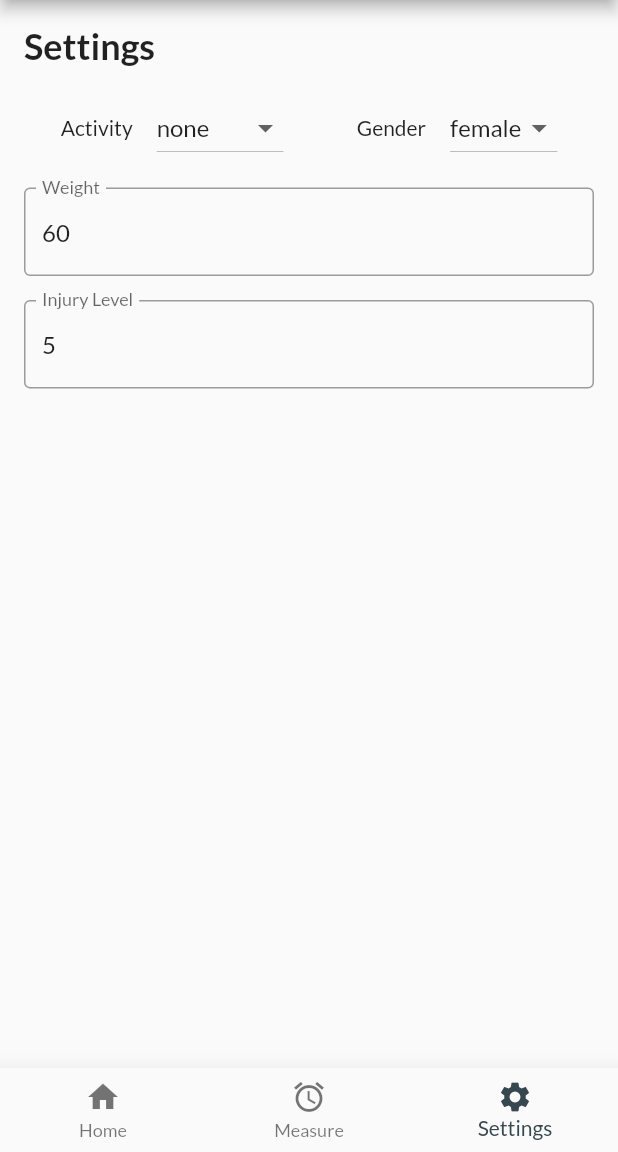
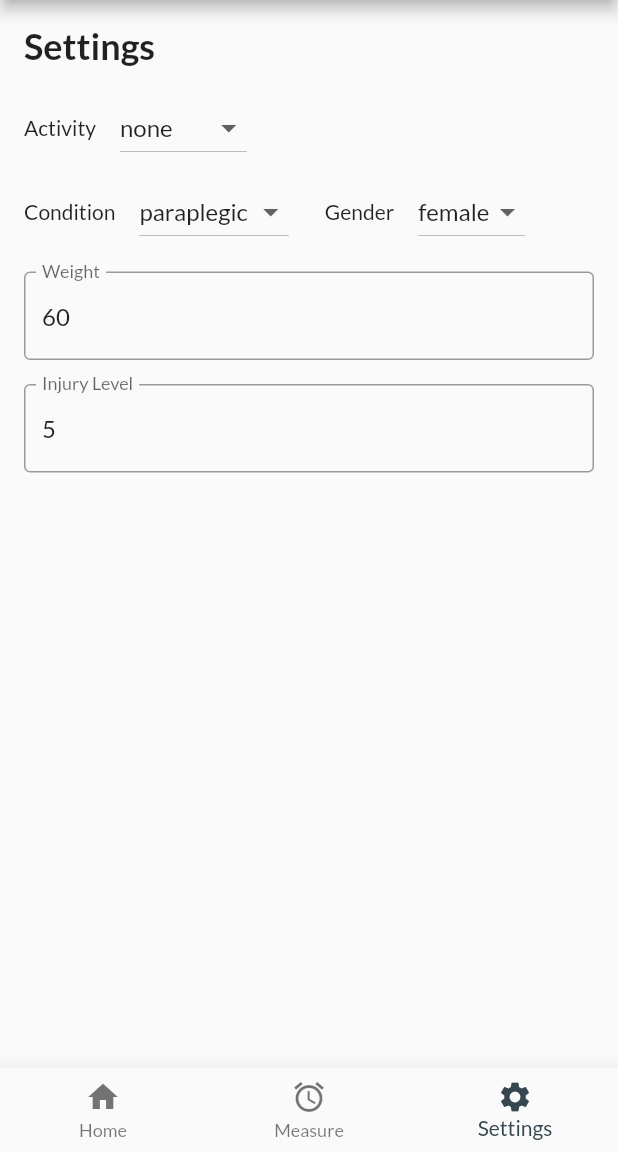
Before and after one commit to hci-gu/sci-project, a Flutter app: the HomeScreen screen opened by its route, item 3 of the bottom bar chosen, on a phone screen of 412 x 824 dp, the part 84-1236 px from its top. Run offline on Flutter 3.47's test engine with Material 2 defaults, Android fonts, the phone set to English and light mode, and no system bars; our stand-ins replace dio, fl_chart, flutter_hooks, go_router, shared_preferences, timezone; accounts and stored records are empty; network calls fail.

Commit message:
update measure screen, show accel while recording

```diff
--- a/app/lib/models/activity.dart
+++ b/app/lib/models/activity.dart
@@ -25,7 +25,7 @@ class ActivityModel extends ChangeNotifier {
       _heartRates.isEmpty ? null : _heartRates.last.time;
 
   Future getHeartRates() async {
-    _heartRates = await Api().getData(from, to, 'hr');
+    _heartRates = await Api().getHeartRate(from, to);
     notifyListeners();
   }
 
--- a/app/lib/models/energy.dart
+++ b/app/lib/models/energy.dart
@@ -22,7 +22,7 @@ class EnergyParams {
 
   EnergyParams({
     this.activity = Activity.none,
-    this.condition = Condition.tetraplegic,
+    this.condition = Condition.paraplegic,
     this.gender = Gender.female,
     this.weight = 60,
     this.watt = 10,
@@ -55,10 +55,11 @@ class EnergyParams {
 class EnergyModel extends ChangeNotifier {
   List<Energy> _energy = [];
   List<Energy> get energy => _energy;
+  List<Accel> _accel = [];
+  List<Accel> get accel => _accel;
   final duration = const Duration(minutes: 1);
 
-  EnergyParams _params = EnergyParams();
-
+  final EnergyParams _params = EnergyParams();
   DateTime _from = DateTime.now();
   DateTime _to = DateTime.now();
 
@@ -84,6 +85,9 @@ class EnergyModel extends ChangeNotifier {
     notifyListeners();
 
     _energy = await Api().getEnergy(_from, _to, _params);
+    if (_to.difference(_from).inMinutes < 5) {
+      _accel = await Api().getAccel(_from, _to);
+    }
     _loading = false;
 
     notifyListeners();
@@ -128,6 +132,9 @@ class EnergyModel extends ChangeNotifier {
       case 'gender':
         _params.gender = value;
         break;
+      case 'condition':
+        _params.condition = value;
+        break;
       case 'watt':
         _params.watt = value;
         break;
--- a/app/lib/models/settings.dart
+++ b/app/lib/models/settings.dart
@@ -1,7 +1,7 @@
 import 'package:flutter/material.dart';
 
 enum ChartMode { fullDay, fit }
-enum EnergyChartMode { minute, accumulative, fiveMin }
+enum EnergyChartMode { minute, accumulative }
 
 class SettingsModel extends ChangeNotifier {
   ChartMode _chartMode = ChartMode.fit;
--- a/app/lib/screens/energy_params.dart
+++ b/app/lib/screens/energy_params.dart
@@ -1,3 +1,5 @@
+import 'dart:math';
+
 import 'package:flutter/material.dart';
 import 'package:flutter_hooks/flutter_hooks.dart';
 import 'package:provider/provider.dart';
@@ -33,9 +35,14 @@ class EnergySettingsScreen extends HookWidget {
               ),
             ),
             const SizedBox(height: 16),
+            _activity(energyModel),
+            const SizedBox(height: 8),
             Row(
-              mainAxisAlignment: MainAxisAlignment.spaceAround,
-              children: [_activity(energyModel), _gender(energyModel)],
+              children: [
+                _condition(energyModel),
+                const SizedBox(width: 24),
+                _gender(energyModel),
+              ],
             ),
             const SizedBox(height: 16),
             TextField(
@@ -106,6 +113,27 @@ class EnergySettingsScreen extends HookWidget {
     );
   }
 
+  _condition(EnergyModel energyModel) {
+    return Row(
+      children: [
+        const Text('Condition'),
+        const SizedBox(width: 16),
+        DropdownButton<Condition>(
+          value: energyModel.params.condition,
+          onChanged: (Condition? newValue) {
+            energyModel.updateParams('condition', newValue);
+          },
+          items: Condition.values.map((Condition value) {
+            return DropdownMenuItem<Condition>(
+              value: value,
+              child: Text(value.name),
+            );
+          }).toList(),
+        )
+      ],
+    );
+  }
+
   _gender(EnergyModel energyModel) {
     return Row(
       children: [
--- a/app/lib/widgets/energy_display.dart
+++ b/app/lib/widgets/energy_display.dart
@@ -91,12 +91,6 @@ class EnergyDisplay extends HookWidget {
       for (int i = 1; i < values.length; i++) {
         displayValues[i] = displayValues[i - 1] + values[i];
       }
-    } else if (settings.energyChartMode == EnergyChartMode.fiveMin) {
-      // sum up every 5 minutes and display
-      displayValues = List<double>.filled(
-        values.length ~/ 5,
-        0,
-      );
     }
     double maxValue = displayValues.reduce(max);
 
--- a/app/pubspec.yaml
+++ b/app/pubspec.yaml
@@ -20,6 +20,8 @@ dependencies:
   shared_preferences: ^2.0.12
   fl_chart: ^0.45.1
   dio: ^4.0.4
+  timezone: ^0.8.0
+  intl: ^0.17.0
 
 dev_dependencies:
   flutter_test:
```
Also changed, not shown: app/lib/api.dart (+30 -14 lines), app/lib/screens/measure.dart (+38 -30 lines), app/lib/widgets/accel_display.dart (added, +110 -0 lines).
